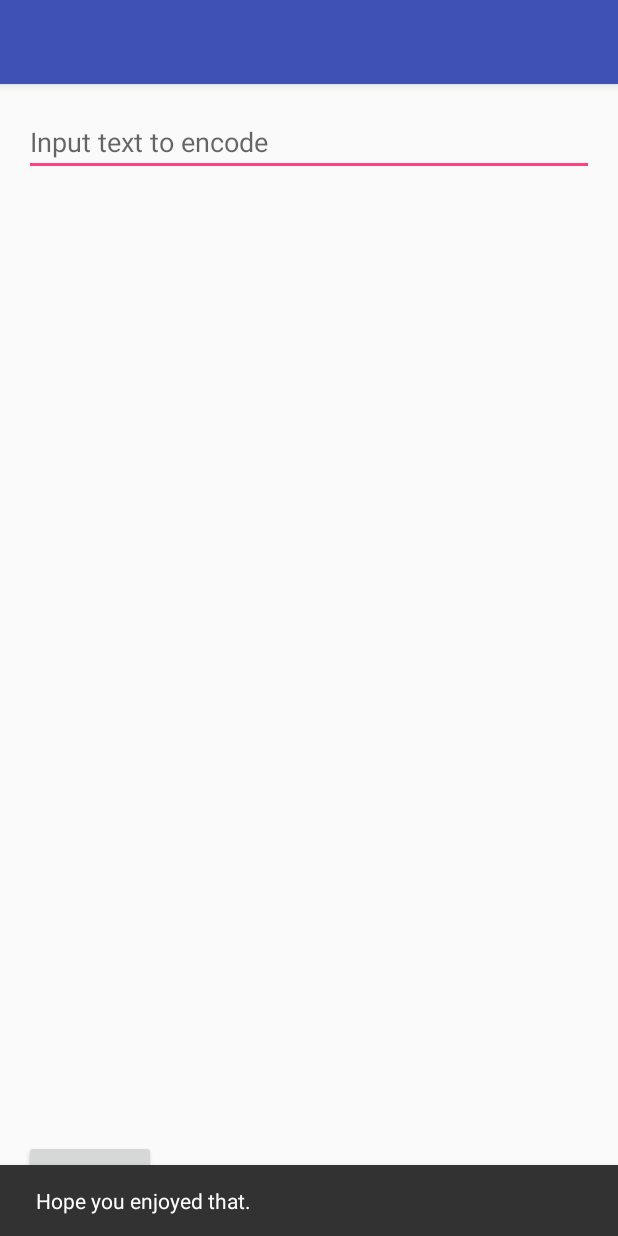
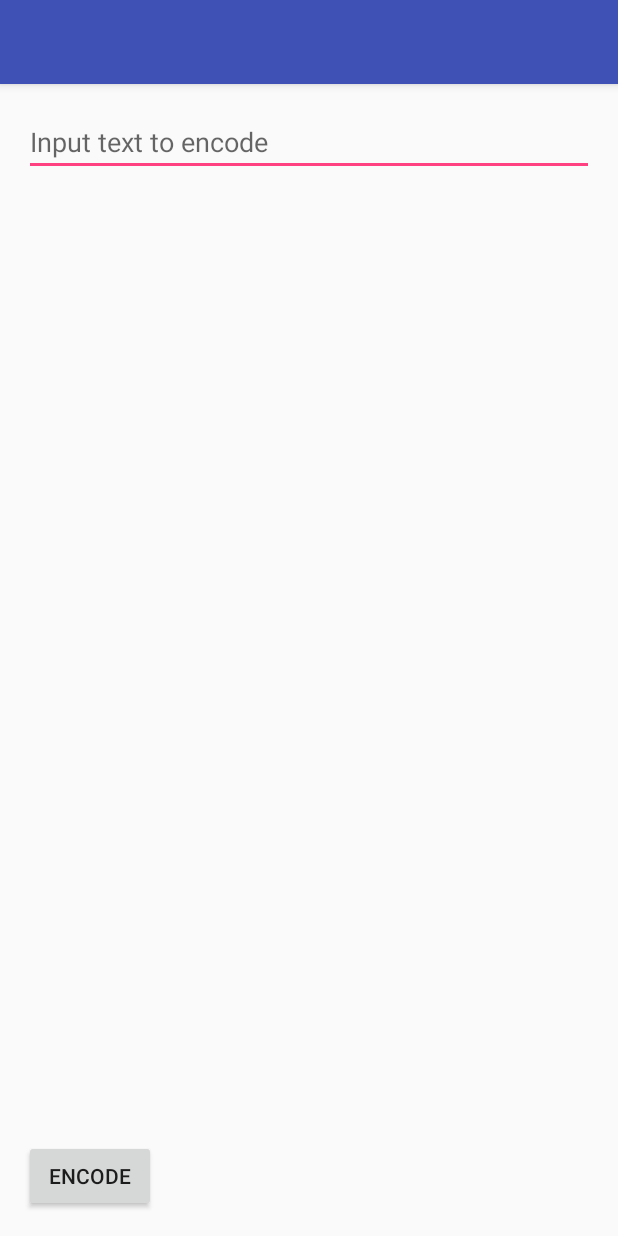
Before and after one commit to jj30/MorseCode, an Android app: the screen it shows after launch (MainActivity), after a tap on "ENCODE", on a phone screen of 412 x 824 dp. Run offline under Robolectric (Android 15) with nearby library versions, the phone set to English and light mode, and no system bars; 1 statement that could not run was skipped.

```diff
--- a/app/src/main/java/net/buildingfive/jj/morsecode/MainActivity.java
+++ b/app/src/main/java/net/buildingfive/jj/morsecode/MainActivity.java
@@ -1,86 +1,102 @@
 package net.buildingfive.jj.morsecode;
 
+import android.content.Context;
+import android.graphics.Canvas;
+import android.graphics.Color;
 import android.media.AudioFormat;
 import android.media.AudioManager;
 import android.media.AudioTrack;
 import android.os.Bundle;
+import android.os.Handler;
 import android.support.design.widget.Snackbar;
 import android.support.v7.app.AppCompatActivity;
+import android.text.Editable;
+import android.text.TextWatcher;
+import android.text.method.CharacterPickerDialog;
+import android.util.Log;
+import android.view.Gravity;
 import android.view.View;
+import android.view.animation.Animation;
+import android.view.animation.AnimationUtils;
 import android.widget.Button;
 import android.widget.EditText;
-import net.buildingfive.jj.morsecode.MorseLetter;
+import android.widget.TextSwitcher;
+import android.widget.TextView;
+import android.widget.ViewSwitcher;
 
 import java.util.ArrayList;
 
 public class MainActivity extends AppCompatActivity {
+    public static final double dotDuration = 0.1;
+    int n = 0;
 
     @Override
     protected void onCreate(Bundle savedInstanceState) {
         super.onCreate(savedInstanceState);
         setContentView(R.layout.activity_main);
-        // Toolbar toolbar = (Toolbar) findViewById(R.id.toolbar);
-        // setSupportActionBar(toolbar);
+
+        final TextSwitcher mSwitcher = (TextSwitcher) findViewById(R.id.switcher);
         final EditText et = (EditText) findViewById(R.id.text_to_encode);
         final Button buttonEncode = (Button) findViewById(R.id.encode_button);
-
         final AudioTrack audioTrackDit = new AudioTrack(AudioManager.STREAM_MUSIC,
                 8000, AudioFormat.CHANNEL_OUT_MONO,
                 AudioFormat.ENCODING_PCM_16BIT, 1600,
                 AudioTrack.MODE_STATIC);
-
         final AudioTrack audioTrackDah = new AudioTrack(AudioManager.STREAM_MUSIC,
                 8000, AudioFormat.CHANNEL_OUT_MONO,
                 AudioFormat.ENCODING_PCM_16BIT, 3 * 1600,
                 AudioTrack.MODE_STATIC);
 
+        mSwitcher.setFactory(new ViewSwitcher.ViewFactory() {
+            public View makeView() {
+                TextView myText = new TextView(MainActivity.this);
+                myText.setGravity(Gravity.TOP | Gravity.CENTER_HORIZONTAL);
+                myText.setTextSize(500);
+                myText.setTextColor(Color.BLUE);
+                return myText;
+            }
+        });
+
+        Animation in = AnimationUtils.loadAnimation(this, android.R.anim.fade_in);
+        Animation out = AnimationUtils.loadAnimation(this, android.R.anim.fade_in);
+        mSwitcher.setInAnimation(in);
+        mSwitcher.setOutAnimation(out);
+
         buttonEncode.setOnClickListener(new View.OnClickListener() {
             @Override
-            public void onClick(View view) {
+            public void onClick(View v) {
+                final char[] inbound = et.getText().toString().toCharArray();
+                char currentCharacter = inbound[n % inbound.length];
+                mSwitcher.setText(Character.toString(currentCharacter));
+                n = n + 1;
 
-                char[] inbound = et.getText().toString().toCharArray();
-                dot dit = new dot(dot.duration);
+                // play the morse code
+                MorseLetter encoded = new MorseLetter(currentCharacter);
+                dot dit = new dot(dotDuration);
                 dit.at = audioTrackDit;
                 dit.genTone();
 
                 // dash is typically three times longer than the dit
-                dot dah = new dot(dot.duration * 3);
+                dot dah = new dot(dotDuration * 3);
                 dah.at = audioTrackDah;
                 dah.genTone();
 
-                for (Character car : inbound) {
-                    // one letter at a time
-                    int i = 0;
-                    MorseLetter encoded = new MorseLetter(car);
                 ArrayList<Double> dotsAndDashes = encoded;
 
                 // all the dots and dashes for the 'car' letter.
                 for (Double dotDash: dotsAndDashes) {
-
-                        if (dotDash == 0.1) {
+                    if (dotDash == dotDuration) {
                         dit.playSound();
                     } else {
                         dah.playSound();
                     }
 
-                        i = i + 1;
                     try {
-                            Thread.sleep(600);
+                        Thread.sleep(800);
                     } catch (InterruptedException e) {
                         e.printStackTrace();
                     }
                 }
-
-                    // Pause between letters
-                    try {
-                        Thread.sleep(1100);
-                    } catch (InterruptedException e) {
-                        e.printStackTrace();
-                    }
-                }
-
-                Snackbar.make(view, "Hope you enjoyed that.", Snackbar.LENGTH_LONG)
-                        .setAction("Action", null).show();
             }
         });
     }
--- a/app/src/main/java/net/buildingfive/jj/morsecode/MorseLetter.java
+++ b/app/src/main/java/net/buildingfive/jj/morsecode/MorseLetter.java
@@ -13,9 +13,9 @@ public class MorseLetter extends ArrayList<Double> {
     private final ArrayList<Double> e = new ArrayList<Double>() {{ add(dotLength); }};
     private final ArrayList<Double> f = new ArrayList<Double>() {{ add(dotLength); add(dotLength); add(dashLength); add(dotLength); }};
     private final ArrayList<Double> g = new ArrayList<Double>() {{ add(dashLength); add(dashLength); add(dotLength); }};
-    private final ArrayList<Double> h = new ArrayList<Double>() {{ add(dashLength); add(dotLength); add(dotLength); add(dotLength); }};
-    private final ArrayList<Double> i = new ArrayList<Double>() {{ add(dotLength); add(dotLength); add(dotLength); add(dotLength); }};
-    private final ArrayList<Double> j = new ArrayList<Double>() {{ add(dotLength); add(dotLength); }};
+    private final ArrayList<Double> h = new ArrayList<Double>() {{ add(dotLength); add(dotLength); add(dotLength); add(dotLength); }};
+    private final ArrayList<Double> i = new ArrayList<Double>() {{ add(dotLength); add(dotLength); }};
+    private final ArrayList<Double> j = new ArrayList<Double>() {{ add(dotLength); add(dashLength); add(dashLength); add(dashLength); }};
     private final ArrayList<Double> k = new ArrayList<Double>() {{ add(dashLength); add(dotLength); add(dashLength); }};
     private final ArrayList<Double> l = new ArrayList<Double>() {{ add(dotLength); add(dashLength); add(dotLength); add(dotLength); }};;
     private final ArrayList<Double> m = new ArrayList<Double>() {{ add(dashLength); add(dashLength); }};
@@ -34,7 +34,7 @@ public class MorseLetter extends ArrayList<Double> {
     private final ArrayList<Double> z = new ArrayList<Double>() {{ add(dashLength); add(dashLength); add(dotLength); add(dotLength); }};
 
     public MorseLetter(Character inbound) {
-        switch (inbound.toString()) {
+        switch (inbound.toString().toLowerCase()) {
             case "a":
                 addAll(a);
                 break;
@@ -117,4 +117,4 @@ public class MorseLetter extends ArrayList<Double> {
                 break;
         }
     }
-}
+ }
--- a/app/src/main/java/net/buildingfive/jj/morsecode/dot.java
+++ b/app/src/main/java/net/buildingfive/jj/morsecode/dot.java
@@ -10,7 +10,7 @@ public class dot {
     // originally from http://marblemice.blogspot.com/2010/04/generate-and-play-tone-in-android.html
     // and modified by Steve Pomeroy <steve@staticfree.info>
     private final double freqOfTone = 1000; // hz
-    public static double duration = 0.1;
+    private double duration = 0.1;
     private final int sampleRate = 8000;
     private int numSamples;
     private double[] sample;
--- a/app/src/main/res/layout/content_main.xml
+++ b/app/src/main/res/layout/content_main.xml
@@ -27,4 +27,12 @@
         android:layout_alignParentBottom="true"
         android:text="@string/button_encode"
         android:onClick="selfDestruct" />
+
+    <TextSwitcher
+        android:id="@+id/switcher"
+        android:layout_width="match_parent"
+        android:layout_height="match_parent"
+        android:layout_above="@+id/encode_button"
+        android:layout_centerHorizontal="true"
+        android:layout_marginBottom="45dp" />
 </RelativeLayout>
--- a/app/src/main/res/values/dimens.xml
+++ b/app/src/main/res/values/dimens.xml
@@ -2,4 +2,6 @@
     <!-- Default screen margins, per the Android Design guidelines. -->
     <dimen name="activity_horizontal_margin">16dp</dimen>
     <dimen name="activity_vertical_margin">16dp</dimen>
+    <dimen name="text_size_medium">18sp</dimen>
+    <dimen name="text_size_large">300sp</dimen>
 </resources>
```
Lines whose indentation alone changed are shown as unchanged.
